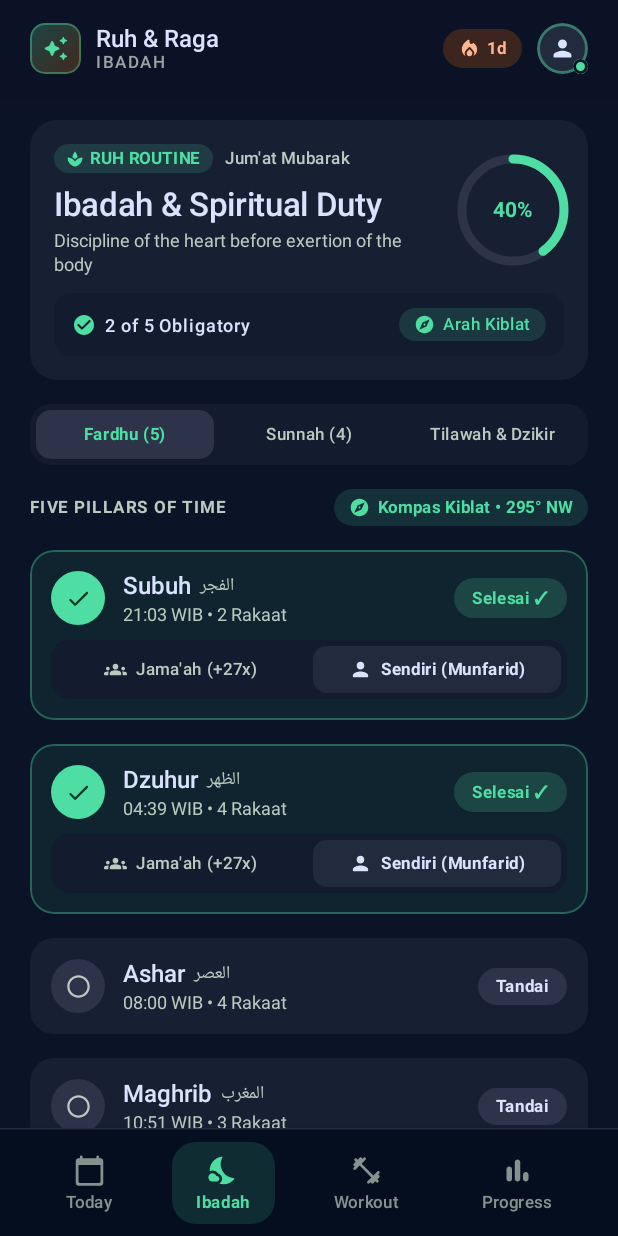
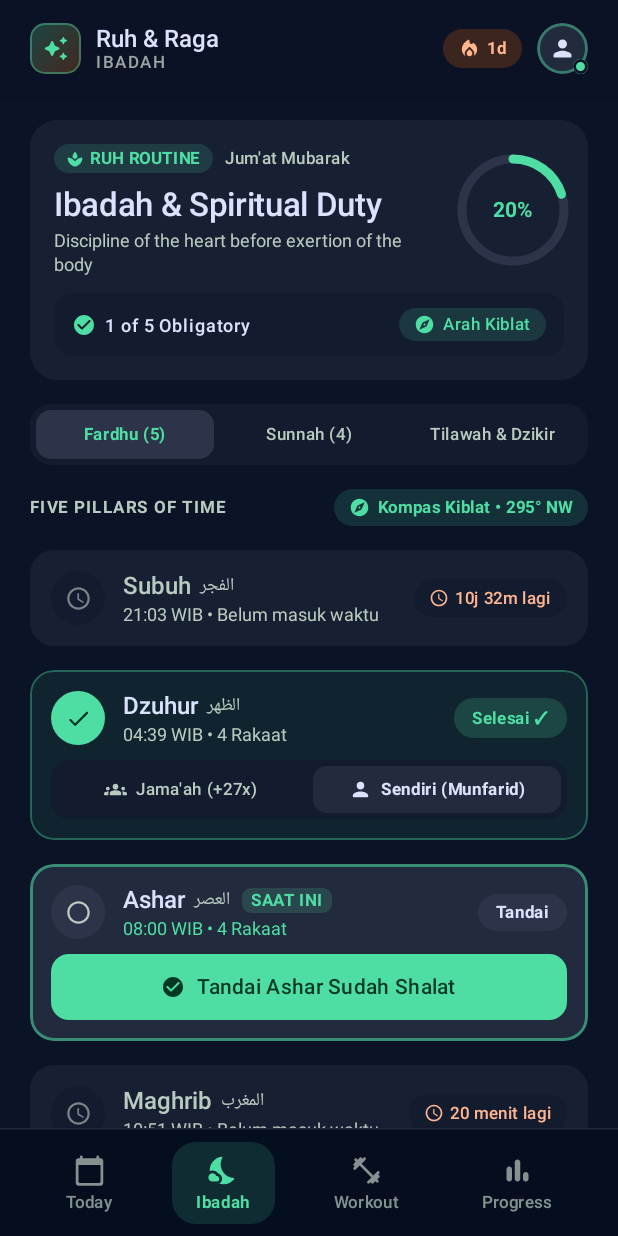
Before and after one commit to zaychsual/ruhFit, an Android app built with Jetpack Compose: the IbadahTrackerScreen screen opened through its navigation route, after a tap on "Dzuhur", on a phone screen of 412 x 824 dp. Run offline under Robolectric (Android 15) with nearby library versions, the phone set to English and light mode, and no system bars; 1 other tap on this screen came first.

Commit message:
disable future checked

```diff
--- a/app/src/main/java/com/ruhraga/tracker/ui/screens/IbadahTrackerScreen.kt
+++ b/app/src/main/java/com/ruhraga/tracker/ui/screens/IbadahTrackerScreen.kt
@@ -29,6 +29,7 @@ import androidx.compose.material.icons.rounded.Fingerprint
 import androidx.compose.material.icons.rounded.Groups
 import androidx.compose.material.icons.rounded.Person
 import androidx.compose.material.icons.rounded.RadioButtonUnchecked
+import androidx.compose.material.icons.rounded.Schedule
 import androidx.compose.material.icons.rounded.Spa
 import androidx.compose.material.icons.rounded.TouchApp
 import androidx.compose.material3.Button
@@ -392,7 +393,7 @@ private fun PrayerTrackerCard(
     ) {
         Row(
                 modifier =
-                        Modifier.fillMaxWidth().clickable {
+                        Modifier.fillMaxWidth().clickable(enabled = prayer.isAvailable) {
                             haptic.performHapticFeedback(HapticFeedbackType.LongPress)
                             onToggleComplete()
                         },
@@ -405,22 +406,28 @@ private fun PrayerTrackerCard(
                                 Modifier.size(36.dp)
                                         .clip(CircleShape)
                                         .background(
-                                                if (prayer.isCompleted)
-                                                        MaterialTheme.colorScheme.primary
-                                                else
-                                                        MaterialTheme.colorScheme
-                                                                .surfaceContainerHighest
+                                                when {
+                                                    prayer.isCompleted -> MaterialTheme.colorScheme.primary
+                                                    !prayer.isAvailable -> MaterialTheme.colorScheme.surfaceContainerLow
+                                                    else -> MaterialTheme.colorScheme.surfaceContainerHighest
+                                                }
                                         ),
                         contentAlignment = Alignment.Center
                 ) {
                     Icon(
                             imageVector =
-                                    if (prayer.isCompleted) Icons.Rounded.Check
-                                    else Icons.Rounded.RadioButtonUnchecked,
+                                    when {
+                                        prayer.isCompleted -> Icons.Rounded.Check
+                                        !prayer.isAvailable -> Icons.Rounded.Schedule
+                                        else -> Icons.Rounded.RadioButtonUnchecked
+                                    },
                             contentDescription = null,
                             tint =
-                                    if (prayer.isCompleted) MaterialTheme.colorScheme.onPrimary
-                                    else MaterialTheme.colorScheme.onSurfaceVariant,
+                                    when {
+                                        prayer.isCompleted -> MaterialTheme.colorScheme.onPrimary
+                                        !prayer.isAvailable -> MaterialTheme.colorScheme.onSurfaceVariant.copy(alpha = 0.6f)
+                                        else -> MaterialTheme.colorScheme.onSurfaceVariant
+                                    },
                             modifier = Modifier.size(18.dp)
                     )
                 }
@@ -430,7 +437,8 @@ private fun PrayerTrackerCard(
                         Text(
                                 text = prayer.name,
                                 style = MaterialTheme.typography.titleMedium,
-                                color = MaterialTheme.colorScheme.onSurface
+                                color = if (prayer.isAvailable) MaterialTheme.colorScheme.onSurface
+                                else MaterialTheme.colorScheme.onSurfaceVariant
                         )
                         Spacer(modifier = Modifier.width(6.dp))
                         Text(
@@ -438,10 +446,10 @@ private fun PrayerTrackerCard(
                                 style = MaterialTheme.typography.bodySmall,
                                 color = MaterialTheme.colorScheme.onSurfaceVariant
                         )
-                        if (prayer.isActive && !prayer.isCompleted) {
+                        if (prayer.isAvailable && prayer.isActive && !prayer.isCompleted) {
                             Spacer(modifier = Modifier.width(8.dp))
                             Text(
-                                    text = "BERIKUTNYA",
+                                    text = "SAAT INI",
                                     style =
                                             MaterialTheme.typography.labelSmall.copy(
                                                     fontWeight = FontWeight.Bold
@@ -461,19 +469,47 @@ private fun PrayerTrackerCard(
                     Spacer(modifier = Modifier.height(2.dp))
                     Text(
                             text =
-                                    if (prayer.isActive && !prayer.isCompleted)
-                                            "${prayer.time} • $countdownLabel"
-                                    else "${prayer.time} • ${prayer.rakaat} Rakaat",
+                                    when {
+                                        !prayer.isAvailable -> "${prayer.time} • Belum masuk waktu"
+                                        prayer.isActive && !prayer.isCompleted ->
+                                            "${prayer.time} • ${prayer.rakaat} Rakaat"
+                                        else -> "${prayer.time} • ${prayer.rakaat} Rakaat"
+                                    },
                             style = MaterialTheme.typography.bodySmall,
                             color =
-                                    if (prayer.isActive && !prayer.isCompleted)
+                                    if (prayer.isAvailable && prayer.isActive && !prayer.isCompleted)
                                             MaterialTheme.colorScheme.primary
                                     else MaterialTheme.colorScheme.onSurfaceVariant
                     )
                 }
             }
 
-            // Friendly explicit action pill
+            // Friendly explicit action pill or countdown lock pill
+            if (!prayer.isAvailable) {
+                Row(
+                        verticalAlignment = Alignment.CenterVertically,
+                        modifier =
+                                Modifier.clip(CircleShape)
+                                        .background(MaterialTheme.colorScheme.surfaceContainerLow)
+                                        .padding(horizontal = 10.dp, vertical = 6.dp)
+                ) {
+                    Icon(
+                            imageVector = Icons.Rounded.Schedule,
+                            contentDescription = null,
+                            tint = MaterialTheme.colorScheme.secondary,
+                            modifier = Modifier.size(13.dp)
+                    )
+                    Spacer(modifier = Modifier.width(4.dp))
+                    Text(
+                            text = prayer.countdownUntilStart ?: "Belum waktunya",
+                            style =
+                                    MaterialTheme.typography.labelSmall.copy(
+                                            fontWeight = FontWeight.SemiBold
+                                    ),
+                            color = MaterialTheme.colorScheme.secondary
+                    )
+                }
+            } else {
                 Box(
                         modifier =
                                 Modifier.clip(CircleShape)
@@ -496,6 +532,7 @@ private fun PrayerTrackerCard(
                                     if (prayer.isCompleted) MaterialTheme.colorScheme.primary
                                     else MaterialTheme.colorScheme.onSurface
                     )
+                }
             }
         }
 
@@ -602,7 +639,7 @@ private fun PrayerTrackerCard(
             }
         }
 
-        if (prayer.isActive && !prayer.isCompleted) {
+        if (prayer.isAvailable && prayer.isActive && !prayer.isCompleted) {
             Button(
                     onClick = {
                         haptic.performHapticFeedback(HapticFeedbackType.LongPress)
--- a/app/src/main/java/com/ruhraga/tracker/ui/state/RuhRagaUiState.kt
+++ b/app/src/main/java/com/ruhraga/tracker/ui/state/RuhRagaUiState.kt
@@ -45,6 +45,8 @@ data class PrayerItem(
     val isCompleted: Boolean = false,
     val isJamaah: Boolean = false,
     val isActive: Boolean = false,
+    val isAvailable: Boolean = false,
+    val countdownUntilStart: String? = null,
     val completedAt: String? = null
 )
 
--- a/app/src/main/java/com/ruhraga/tracker/ui/state/RuhRagaViewModel.kt
+++ b/app/src/main/java/com/ruhraga/tracker/ui/state/RuhRagaViewModel.kt
@@ -7,8 +7,10 @@ import androidx.lifecycle.viewModelScope
 import com.ruhraga.tracker.prayer.PrayerAlarmScheduler
 import com.ruhraga.tracker.prayer.PrayerNotificationHelper
 import com.ruhraga.tracker.prayer.PrayerTimeCalculator
+import java.time.Duration
 import java.time.LocalDate
 import java.time.LocalDateTime
+import java.time.LocalTime
 import kotlinx.coroutines.Job
 import kotlinx.coroutines.delay
 import kotlinx.coroutines.flow.MutableStateFlow
@@ -50,23 +52,44 @@ class RuhRagaViewModel(application: Application) : AndroidViewModel(application)
     private fun refreshPrayerSchedule() {
         val now = LocalDateTime.now()
         val today = now.toLocalDate()
+        val nowTime = now.toLocalTime()
         val times = PrayerTimeCalculator.calculateForDate(today)
         val tomorrowTimes = PrayerTimeCalculator.calculateForDate(today.plusDays(1))
         val next = PrayerTimeCalculator.findNextPrayer(now, times, tomorrowTimes)
 
-        val formattedTimes = mapOf(
-            "subuh" to "${PrayerTimeCalculator.formatTime(times.subuh)} WIB",
-            "dzuhur" to "${PrayerTimeCalculator.formatTime(times.dzuhur)} WIB",
-            "ashar" to "${PrayerTimeCalculator.formatTime(times.ashar)} WIB",
-            "maghrib" to "${PrayerTimeCalculator.formatTime(times.maghrib)} WIB",
-            "isya" to "${PrayerTimeCalculator.formatTime(times.isya)} WIB"
+        val prayerTimesMap = mapOf(
+            "subuh" to times.subuh,
+            "dzuhur" to times.dzuhur,
+            "ashar" to times.ashar,
+            "maghrib" to times.maghrib,
+            "isya" to times.isya
         )
+
+        val currentWindowId = listOf("isya", "maghrib", "ashar", "dzuhur", "subuh")
+            .firstOrNull { id ->
+                val t = prayerTimesMap[id] ?: LocalTime.MIDNIGHT
+                !nowTime.isBefore(t)
+            }
 
         _uiState.update { state ->
             val updatedPrayers = state.prayers.map { prayer ->
+                val targetTime = prayerTimesMap[prayer.id] ?: LocalTime.MIDNIGHT
+                val available = !nowTime.isBefore(targetTime)
+                val countdownText = if (!available) {
+                    val totalMins = Duration.between(now, today.atTime(targetTime))
+                        .toMinutes()
+                        .coerceAtLeast(1)
+                    val hrs = totalMins / 60
+                    val mins = totalMins % 60
+                    if (hrs > 0) "${hrs}j ${mins}m lagi" else "$mins menit lagi"
+                } else {
+                    null
+                }
                 prayer.copy(
-                    time = formattedTimes[prayer.id] ?: prayer.time,
-                    isActive = prayer.id == next.id
+                    time = "${PrayerTimeCalculator.formatTime(targetTime)} WIB",
+                    isActive = prayer.id == currentWindowId,
+                    isAvailable = available,
+                    countdownUntilStart = countdownText
                 )
             }
             state.copy(
@@ -201,6 +224,9 @@ class RuhRagaViewModel(application: Application) : AndroidViewModel(application)
 
     fun togglePrayerCompleted(prayerId: String) {
         updateAndSyncTodayMatrix { state ->
+            val target = state.prayers.firstOrNull { it.id == prayerId } ?: return@updateAndSyncTodayMatrix state
+            if (!target.isAvailable) return@updateAndSyncTodayMatrix state
+
             val updated = state.prayers.map { prayer ->
                 if (prayer.id == prayerId) {
                     val nowCompleted = !prayer.isCompleted
@@ -227,7 +253,8 @@ class RuhRagaViewModel(application: Application) : AndroidViewModel(application)
 
     fun logNextPendingPrayer() {
         updateAndSyncTodayMatrix { state ->
-            val nextPending = state.prayers.firstOrNull { !it.isCompleted } ?: return@updateAndSyncTodayMatrix state
+            val nextPending = state.prayers.firstOrNull { it.isAvailable && !it.isCompleted }
+                ?: return@updateAndSyncTodayMatrix state
             val updated = state.prayers.map { prayer ->
                 if (prayer.id == nextPending.id) {
                     prayer.copy(isCompleted = true, completedAt = "Completed now")
```
Also changed, not shown: 1 other file. Lines whose indentation alone changed are shown as unchanged.
